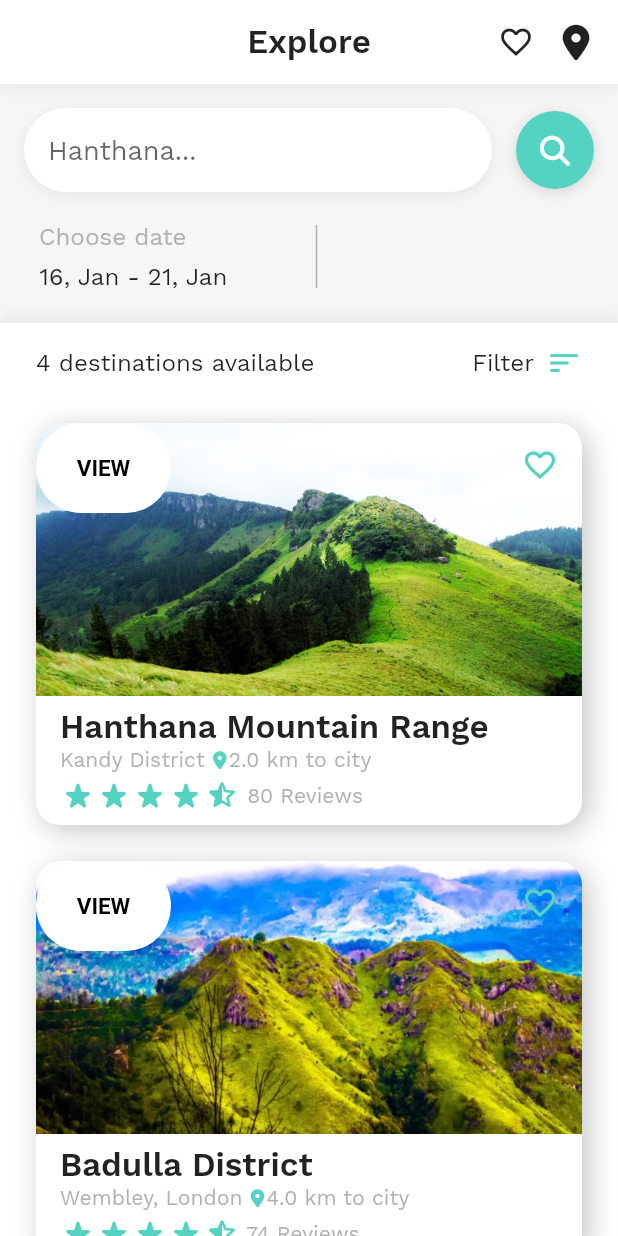
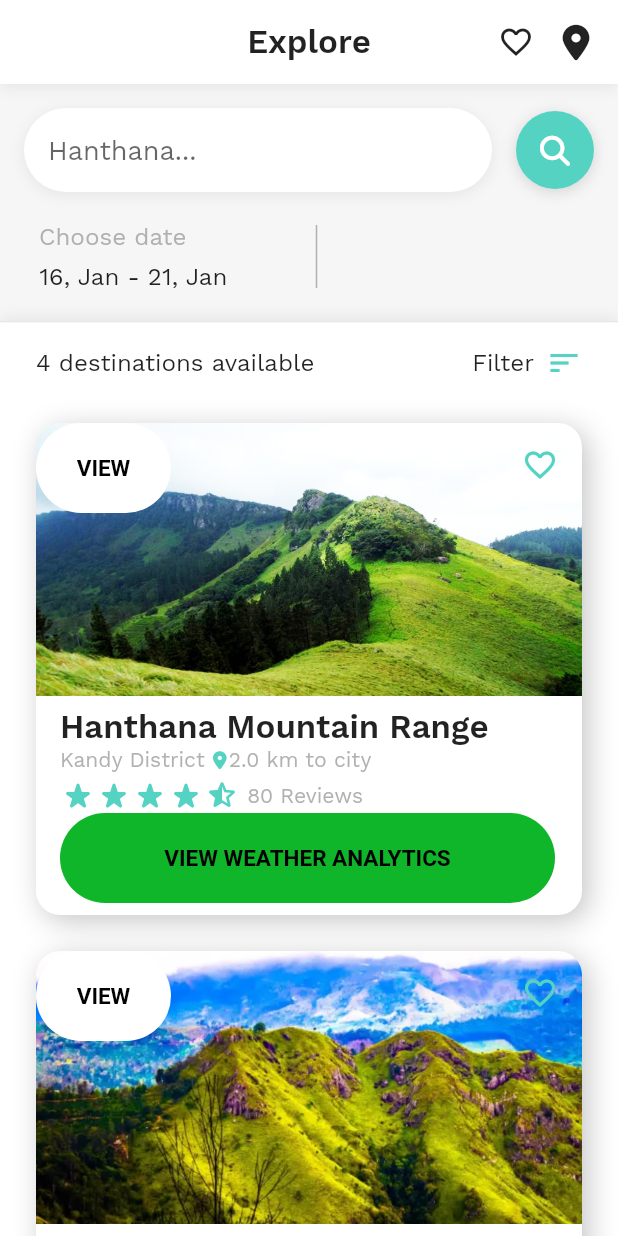
Before and after one commit to cepdnaclk/e18-3yp-Weather-Analytics-And-Travel-Path-Guider, a Flutter app: the HotelHomeScreen screen opened directly, on a phone screen of 412 x 824 dp. Run offline on Flutter 3.47's test engine with Material 2 defaults, Android fonts, the phone set to English and light mode, and no system bars; drawn by our look-alikes of flutter_rating_bar; our stand-ins replace avatar_glow, device_preview, flutter_screenutil, flutter_svg, font_awesome_flutter, get and 2 more; project files that could hold a hidden picture were left out.

Commit message:
Added VIEW WEATHER ANALYTICS button

```diff
--- a/code/newFrontend/lib/hotel_booking/hotel_list_view.dart
+++ b/code/newFrontend/lib/hotel_booking/hotel_list_view.dart
@@ -172,10 +172,48 @@
                                                 ],
                                               ),
                                             ),
+                                            // ###################################################################
+                                             Container(
+                                              height: 60,
+                                              width: 330,
+                                              decoration: BoxDecoration(
+                                                borderRadius: BorderRadius.circular(100.0),
+                                                color: Color.fromRGBO(16, 182, 41, 1),
+                                              ),
+
+                                              child: Center(
+                                                child: TextButton(
+                                        style: ButtonStyle(
+                                          overlayColor: MaterialStateProperty.resolveWith<Color?>(
+                                            (Set<MaterialState> states) {
+                                              if (states.contains(MaterialState.focused))
+                                                return Colors.red;
+                                              return null; // Defer to the widget's default.
+                                            }
+                                          ),
+                                        ),
+                                        onPressed: hanthana,
+                                        child:  Text(
+                                                  'VIEW WEATHER ANALYTICS',
+                                                  style: TextStyle(
+                                                    fontSize: 15.0,
+                                                    fontWeight: FontWeight.bold,
+                                                    color: Color.fromARGB(255, 0, 1, 0),
+
+                                                  ),
+                                                ),
+                                              )
+                                              ),
+                                            ),
+                                            // ###################################################################
+
                                           ],
+                                          // --------------------------------------------------------------------
+
                                         ),
                                       ),
                                     ),
+
                                   ),
                                   // Padding(
                                   //   padding: const EdgeInsets.only(
```
